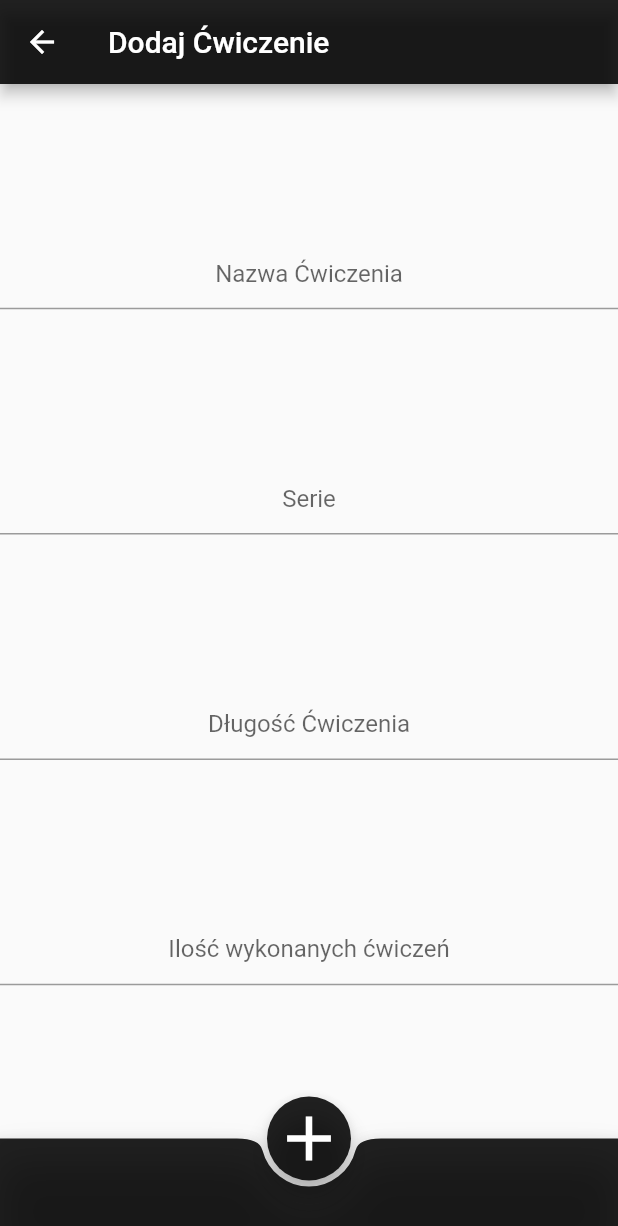
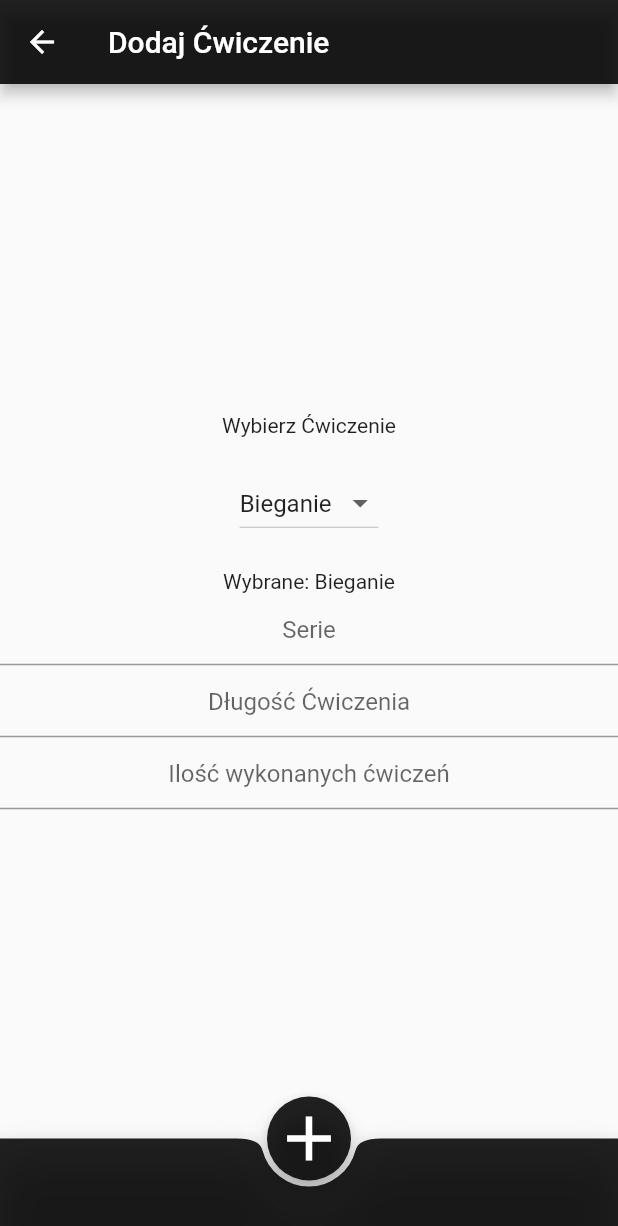
Before and after one commit to Czerwcuuu/TrainApp, a Flutter app: the CreateNewTraining screen opened directly, after a tap on the "add" icon, on a phone screen of 412 x 824 dp. Shown: the top 1226 px of the screen. Run offline on Flutter 3.47's test engine with Material 2 defaults, Android fonts, the phone set to English and light mode, and no system bars; our stand-ins replace fluttertoast; missing offline and left inert: flutter_sparkline, shared_preferences_web; accounts and stored records are empty; network calls fail.

Commit message:
dropdown list added

```diff
--- a/lib/main.dart
+++ b/lib/main.dart
@@ -335,6 +335,24 @@ class CreateNewTraining extends StatefulWidget {
   }
 }
 
+class TrainingToSelect {
+  int id;
+  String name;
+
+  TrainingToSelect(this.id, this.name);
+
+  static List<TrainingToSelect> getTrainings() {
+    return <TrainingToSelect>[
+      TrainingToSelect(1, 'Bieganie'),
+      TrainingToSelect(2, 'Ciężarki'),
+      TrainingToSelect(3, 'Bieżnia'),
+      TrainingToSelect(4, 'Pływanie'),
+      TrainingToSelect(5, 'Skłony'),
+      TrainingToSelect(6, 'Przysiady'),
+    ];
+  }
+}
+
 class CreateNewTrainingStatement extends State<CreateNewTraining> {
   final _formKey = GlobalKey<FormState>();
   TextEditingController name = new TextEditingController();
@@ -343,12 +361,38 @@ class CreateNewTrainingStatement extends State<CreateNewTraining> {
   TextEditingController amount = new TextEditingController();
   FToast fToast;
 
+  List<TrainingToSelect> _trainings = TrainingToSelect.getTrainings();
+  List<DropdownMenuItem<TrainingToSelect>> _dropdownMenuItems;
+  TrainingToSelect _selectedTraining;
+
   //initialize FlutterToast
   @override
   void initState() {
+    _dropdownMenuItems = buildDropdownMenuItems(_trainings);
+    _selectedTraining = _dropdownMenuItems[0].value;
     super.initState();
     fToast = FToast();
     fToast.init(context);
+  }
+
+  onChangeDropdownItem(TrainingToSelect selectedTraining) {
+    setState(() {
+      _selectedTraining = selectedTraining;
+    });
+  }
+
+  List<DropdownMenuItem<TrainingToSelect>> buildDropdownMenuItems(
+      List trainings) {
+    List<DropdownMenuItem<TrainingToSelect>> items = List();
+    for (TrainingToSelect training in trainings) {
+      items.add(
+        DropdownMenuItem(
+          value: training,
+          child: Text(training.name),
+        ),
+      );
+    }
+    return items;
   }
 
   //login
@@ -356,13 +400,13 @@ class CreateNewTrainingStatement extends State<CreateNewTraining> {
     var url = "http://127.0.0.1/train_app_login/train_app_newTraining.php";
     var response = await http.post(url, body: {
       "id": LoginFormStatement.userId.toString(),
-      "name": name.text,
+      "name": _selectedTraining.name.toString(),
       "time": time.text,
       "attemps": attemps.text,
       "amount": amount.text,
     });
 
-    print(name.text);
+    print(_selectedTraining.name.toString());
     print(time.text);
     print(attemps.text);
     print(amount.text);
@@ -402,21 +446,29 @@ class CreateNewTrainingStatement extends State<CreateNewTraining> {
         child: Form(
           key: _formKey,
           child: Column(
-            mainAxisAlignment: MainAxisAlignment.spaceEvenly,
+            mainAxisAlignment: MainAxisAlignment.center,
             children: <Widget>[
               //Nazwa
-              TextFormField(
-                controller: name,
-                textAlign: TextAlign.center,
-                validator: (value) {
-                  if (value.isEmpty) {
-                    return 'Nazwa ćwiczenia nie została wprowadzona!';
-                  }
-                  return null;
-                },
-                decoration: InputDecoration(
-                  hintText: 'Nazwa Ćwiczenia',
-                ),
+              Column(
+                crossAxisAlignment: CrossAxisAlignment.center,
+                mainAxisAlignment: MainAxisAlignment.center,
+                children: <Widget>[
+                  Text("Wybierz Ćwiczenie"),
+                  SizedBox(
+                    height: 20.0,
+                  ),
+                  DropdownButton(
+                    value: _selectedTraining,
+                    items: _dropdownMenuItems,
+                    onChanged: onChangeDropdownItem,
+                  ),
+                  SizedBox(
+                    height: 20.0,
+                  ),
+                  Text(
+                    'Wybrane: ${_selectedTraining.name}',
+                  ),
+                ],
               ),
               //Serie
               TextFormField(
```
Also changed, not shown: 1 other file.
